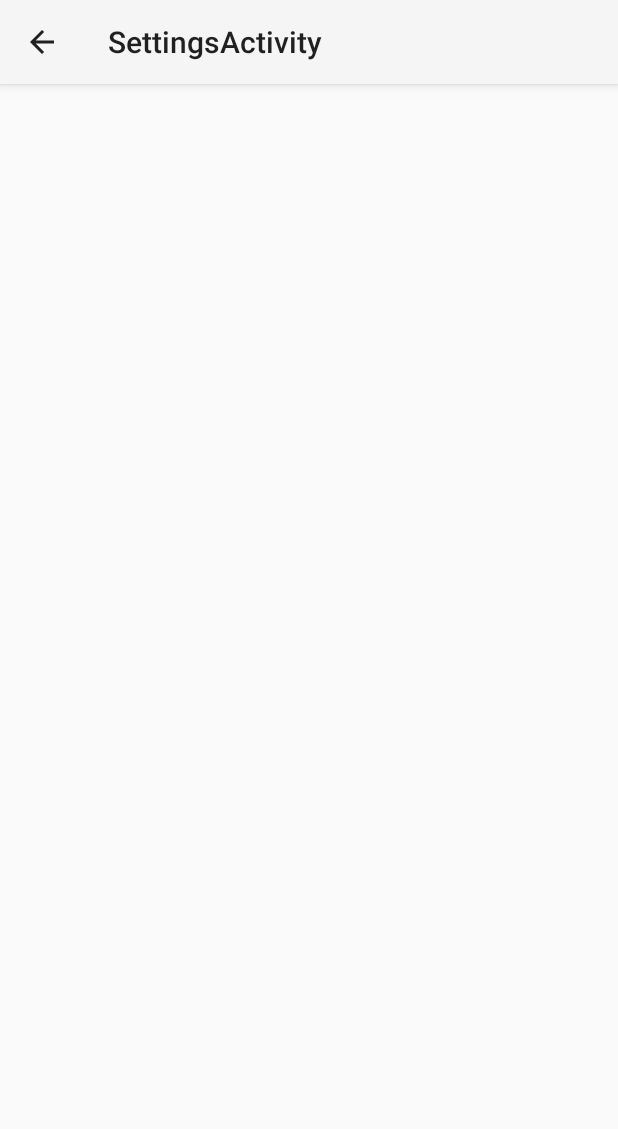
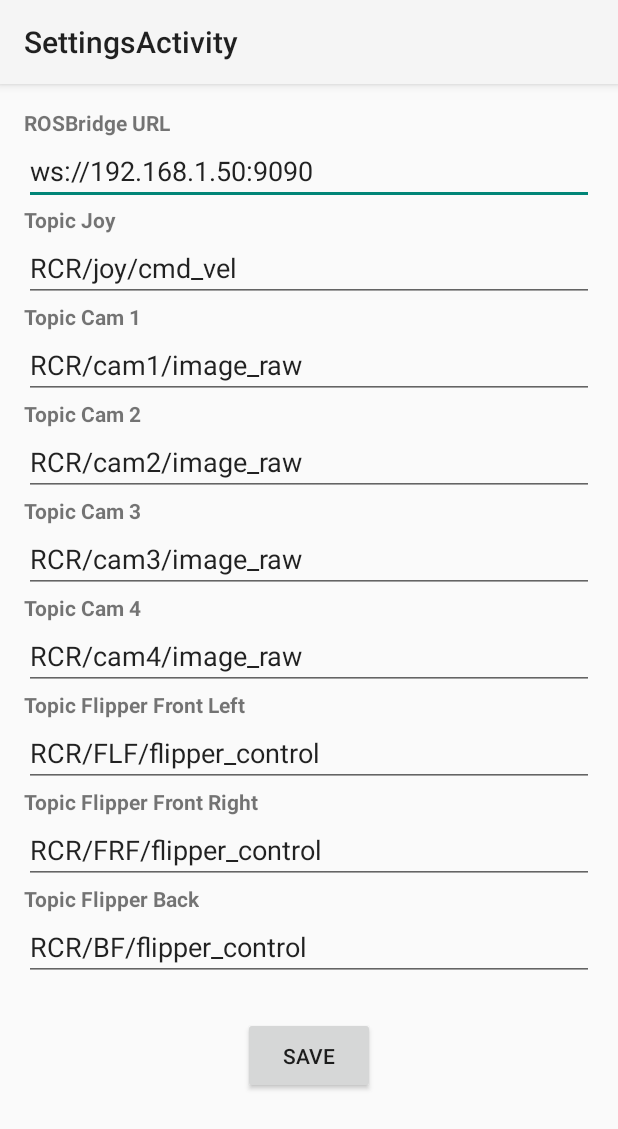
Before and after one commit to ConstanceALOYAU/RoboCup_app, an Android app built with Jetpack Compose: the SettingsActivity screen opened directly, with no data from a screen before it, on a phone screen of 412 x 824 dp. Shown: the top 1129 px of the screen. Run offline under Robolectric (Android 15) with nearby library versions, the phone set to English and light mode, and no system bars.

Commit message:
Update Parameter activity

```diff
--- /dev/null
+++ b/app/src/main/java/com/example/robocup/AppConfig.kt
@@ -0,0 +1,93 @@
+package com.example.robocup
+
+import android.content.Context
+import android.content.SharedPreferences
+
+class AppConfig(context: Context) {
+
+    private val preferences: SharedPreferences = context.getSharedPreferences(PREFS_NAME, Context.MODE_PRIVATE)
+
+    companion object {
+        private const val PREFS_NAME = "app_config_prefs"
+
+        // Default values for ROSBridge and topics
+        private const val DEFAULT_ROSBRIDGE_URL = "ws://192.168.1.50:9090"
+        private const val DEFAULT_TOPIC_JOY = "RCR/joy/cmd_vel"
+        private const val DEFAULT_TOPIC_CAM1 = "RCR/cam1/image_raw"
+        private const val DEFAULT_TOPIC_CAM2 = "RCR/cam2/image_raw"
+        private const val DEFAULT_TOPIC_CAM3 = "RCR/cam3/image_raw"
+        private const val DEFAULT_TOPIC_CAM4 = "RCR/cam4/image_raw"
+        private const val DEFAULT_TOPIC_FLIPPER_FRONT_LEFT = "RCR/FLF/flipper_control"
+        private const val DEFAULT_TOPIC_FLIPPER_FRONT_RIGHT = "RCR/FRF/flipper_control"
+        private const val DEFAULT_TOPIC_FLIPPER_BACK = "RCR/BF/flipper_control"
+
+        // Keys for SharedPreferences
+        private const val KEY_ROSBRIDGE_URL = "rosbridge_url"
+        private const val KEY_TOPIC_JOY = "topic_joy"
+        private const val KEY_TOPIC_CAM1 = "topic_cam1"
+        private const val KEY_TOPIC_CAM2 = "topic_cam2"
+        private const val KEY_TOPIC_CAM3 = "topic_cam3"
+        private const val KEY_TOPIC_CAM4 = "topic_cam4"
+        private const val KEY_TOPIC_FLIPPER_FRONT_LEFT = "topic_flipper_front_left"
+        private const val KEY_TOPIC_FLIPPER_FRONT_RIGHT = "topic_flipper_front_right"
+        private const val KEY_TOPIC_FLIPPER_BACK = "topic_flipper_back"
+    }
+
+    var rosbridgeUrl: String
+        get() = preferences.getString(KEY_ROSBRIDGE_URL, DEFAULT_ROSBRIDGE_URL) ?: DEFAULT_ROSBRIDGE_URL
+        set(value) {
+            preferences.edit().putString(KEY_ROSBRIDGE_URL, value).apply()
+        }
+
+    var topicJoy: String
+        get() = preferences.getString(KEY_TOPIC_JOY, DEFAULT_TOPIC_JOY) ?: DEFAULT_TOPIC_JOY
+        set(value) {
+            preferences.edit().putString(KEY_TOPIC_JOY, value).apply()
+        }
+
+    var topicCam1: String
+        get() = preferences.getString(KEY_TOPIC_CAM1, DEFAULT_TOPIC_CAM1) ?: DEFAULT_TOPIC_CAM1
+        set(value) {
+            preferences.edit().putString(KEY_TOPIC_CAM1, value).apply()
+        }
+
+    var topicCam2: String
+        get() = preferences.getString(KEY_TOPIC_CAM2, DEFAULT_TOPIC_CAM2) ?: DEFAULT_TOPIC_CAM2
+        set(value) {
+            preferences.edit().putString(KEY_TOPIC_CAM2, value).apply()
+        }
+
+    var topicCam3: String
+        get() = preferences.getString(KEY_TOPIC_CAM3, DEFAULT_TOPIC_CAM3) ?: DEFAULT_TOPIC_CAM3
+        set(value) {
+            preferences.edit().putString(KEY_TOPIC_CAM3, value).apply()
+        }
+
+    var topicCam4: String
+        get() = preferences.getString(KEY_TOPIC_CAM4, DEFAULT_TOPIC_CAM4) ?: DEFAULT_TOPIC_CAM4
+        set(value) {
+            preferences.edit().putString(KEY_TOPIC_CAM4, value).apply()
+        }
+
+    var topicFlipperFrontLeft: String
+        get() = preferences.getString(KEY_TOPIC_FLIPPER_FRONT_LEFT, DEFAULT_TOPIC_FLIPPER_FRONT_LEFT) ?: DEFAULT_TOPIC_FLIPPER_FRONT_LEFT
+        set(value) {
+            preferences.edit().putString(KEY_TOPIC_FLIPPER_FRONT_LEFT, value).apply()
+        }
+
+    var topicFlipperFrontRight: String
+        get() = preferences.getString(KEY_TOPIC_FLIPPER_FRONT_RIGHT, DEFAULT_TOPIC_FLIPPER_FRONT_RIGHT) ?: DEFAULT_TOPIC_FLIPPER_FRONT_RIGHT
+        set(value) {
+            preferences.edit().putString(KEY_TOPIC_FLIPPER_FRONT_RIGHT, value).apply()
+        }
+
+    var topicFlipperBack: String
+        get() = preferences.getString(KEY_TOPIC_FLIPPER_BACK, DEFAULT_TOPIC_FLIPPER_BACK) ?: DEFAULT_TOPIC_FLIPPER_BACK
+        set(value) {
+            preferences.edit().putString(KEY_TOPIC_FLIPPER_BACK, value).apply()
+        }
+
+    fun clearConfig() {
+        preferences.edit().clear().apply()
+    }
+}
--- a/app/src/main/java/com/example/robocup/MainActivity.kt
+++ b/app/src/main/java/com/example/robocup/MainActivity.kt
@@ -4,6 +4,7 @@ import android.annotation.SuppressLint
 import android.content.Context
 import android.content.Intent
 import android.graphics.BitmapFactory
+import android.hardware.biometrics.BiometricManager.Strings
 import android.os.Bundle
 import android.text.format.Formatter
 import android.util.Base64
@@ -18,15 +19,17 @@ import android.net.wifi.WifiManager
 import android.widget.SeekBar
 import android.view.Menu
 import android.view.MenuItem
+import androidx.collection.longListOf
 
 class MainActivity : AppCompatActivity(), JoystickView.JoystickListener {
 
-    private lateinit var rosbridgeURL: String
+
+    private lateinit var appConfig: AppConfig
     private lateinit var ipTextView: TextView
     private lateinit var rosbridgeClient: RosbridgeClient
     private lateinit var imageViews: List<ImageView>
     private lateinit var joystickView: JoystickView
-    private val cameraTopics = listOf("RCR/cam1/image_raw", "RCR/cam2/image_raw", "RCR/cam3/image_raw", "RCR/cam4/image_raw")
+    private lateinit var cameraTopics: List<String>
 
     override fun onCreate(savedInstanceState: Bundle?) {
         super.onCreate(savedInstanceState)
@@ -36,11 +39,17 @@ class MainActivity : AppCompatActivity(), JoystickView.JoystickListener {
         setSupportActionBar(toolbar)
         // Configuration de la Toolbar
 
-        rosbridgeURL = "ws://192.168.1.50:9090"
+        appConfig = AppConfig(this)
 
         // Associer les vues
         ipTextView = findViewById(R.id.ip)
 
+        cameraTopics = listOf(
+            appConfig.topicCam1,
+            appConfig.topicCam2,
+            appConfig.topicCam3,
+            appConfig.topicCam4
+        )
         imageViews = listOf(
             findViewById(R.id.ViewFL),
             findViewById(R.id.ViewFR),
@@ -56,16 +65,16 @@ class MainActivity : AppCompatActivity(), JoystickView.JoystickListener {
         val sliderArriere = findViewById<SeekBar>(R.id.sliderBack)
 
         // Initialiser le client ROSBridge
-        rosbridgeClient = RosbridgeClient(rosbridgeURL, this)
+        rosbridgeClient = RosbridgeClient(appConfig.rosbridgeUrl, this)
         rosbridgeClient.connect()
-        val textString = "IP Address: 192.168.1.12 || $rosbridgeURL Connected: ${rosbridgeClient.getIsConnected()}"
+        val textString = "IP Address: 192.168.1.12 || ${appConfig.rosbridgeUrl} Connected: ${rosbridgeClient.getIsConnected()}"
         ipTextView.text = textString
 
 
         // Gérer les événements des sliders
         sliderAvantGauche.setOnSeekBarChangeListener(object : SeekBar.OnSeekBarChangeListener {
             override fun onProgressChanged(seekBar: SeekBar, progress: Int, fromUser: Boolean) {
-                sendFlipperCommand("FLF", progress)
+                sendFlipperCommand(appConfig.topicFlipperFrontLeft,"FLF", progress)
             }
 
             override fun onStartTrackingTouch(seekBar: SeekBar) {}
@@ -74,7 +83,7 @@ class MainActivity : AppCompatActivity(), JoystickView.JoystickListener {
 
         sliderAvantDroit.setOnSeekBarChangeListener(object : SeekBar.OnSeekBarChangeListener {
             override fun onProgressChanged(seekBar: SeekBar, progress: Int, fromUser: Boolean) {
-                sendFlipperCommand("FRF", progress)
+                sendFlipperCommand(appConfig.topicFlipperFrontRight,"FRF", progress)
             }
 
             override fun onStartTrackingTouch(seekBar: SeekBar) {}
@@ -83,7 +92,7 @@ class MainActivity : AppCompatActivity(), JoystickView.JoystickListener {
 
         sliderArriere.setOnSeekBarChangeListener(object : SeekBar.OnSeekBarChangeListener {
             override fun onProgressChanged(seekBar: SeekBar, progress: Int, fromUser: Boolean) {
-                sendFlipperCommand("BF", progress)
+                sendFlipperCommand(appConfig.topicFlipperBack,"BF", progress)
             }
 
             override fun onStartTrackingTouch(seekBar: SeekBar) {}
@@ -107,15 +116,15 @@ class MainActivity : AppCompatActivity(), JoystickView.JoystickListener {
             }
             R.id.action_settings -> {
                 // Lancer l'activité des paramètres
-                //val intent = Intent(this, SettingsActivity::class.java)
-                //startActivity(intent)
+                val intent = Intent(this, SettingsActivity::class.java)
+                startActivity(intent)
                 true
             }
             else -> super.onOptionsItemSelected(item)
         }
     }
     public fun updateRosBridgeConnexionStatus(status: Boolean){
-        val textString = "IP Address: 192.168.1.12 || $rosbridgeURL Connected: ${rosbridgeClient.getIsConnected()}"
+        val textString = "IP Address: 192.168.1.12 || ${appConfig.rosbridgeUrl} Connected: ${rosbridgeClient.getIsConnected()}"
         ipTextView.text = textString
     }
 
@@ -170,19 +179,15 @@ class MainActivity : AppCompatActivity(), JoystickView.JoystickListener {
             }
         }
     }
-    private fun sendFlipperCommand(flipper: String, angle: Int) {
+    private fun sendFlipperCommand(topic : String, flipper: String, angle: Int) {
         // Créer le message JSON à envoyer via ROSBridge
         val message = JSONObject().apply {
-            put("op", "publish")
-            put("topic", "/flipper_control")
-            put("msg", JSONObject().apply {
                 put("flipper", flipper)
                 put("angle", angle)
-            })
         }
         println("Debug Flipper message"+ message.toString())
         // Envoyer le message au topic ROSBridge
-        rosbridgeClient.sendMessage(message.toString())
+        rosbridgeClient.publish(topic, message.toString())
     }
 
     override fun onDestroy() {
--- a/app/src/main/java/com/example/robocup/SettingsActivity.kt
+++ b/app/src/main/java/com/example/robocup/SettingsActivity.kt
@@ -1,30 +1,57 @@
 package com.example.robocup
 
 import android.os.Bundle
+import android.widget.Button
+import android.widget.EditText
 import androidx.appcompat.app.AppCompatActivity
-import androidx.preference.PreferenceFragmentCompat
+import android.widget.Toast
 
 class SettingsActivity : AppCompatActivity() {
 
+    private lateinit var appConfig: AppConfig
+
     override fun onCreate(savedInstanceState: Bundle?) {
         super.onCreate(savedInstanceState)
-        setContentView(R.layout.settings_activity)
-        if (savedInstanceState == null) {
-            supportFragmentManager
-                .beginTransaction()
-                .replace(R.id.settings, SettingsFragment())
-                .commit()
-        }
-        supportActionBar?.setDisplayHomeAsUpEnabled(true)
-    }
+        setContentView(R.layout.activity_settings)
 
-    class SettingsFragment : PreferenceFragmentCompat() {
-        override fun onCreatePreferences(savedInstanceState: Bundle?, rootKey: String?) {
-            setPreferencesFromResource(R.xml.root_preferences, rootKey)
-        }
+        appConfig = AppConfig(this)
 
-        override fun setPreferencesFromResource(rootPreferences: Int, rootKey: String?) {
-            TODO("Not yet implemented")
+        // Associer les vues
+        val editRosbridgeUrl: EditText = findViewById(R.id.edit_rosbridge_url)
+        val editTopicJoy: EditText = findViewById(R.id.edit_topic_joy)
+        val editTopicCam1: EditText = findViewById(R.id.edit_topic_cam1)
+        val editTopicCam2: EditText = findViewById(R.id.edit_topic_cam2)
+        val editTopicCam3: EditText = findViewById(R.id.edit_topic_cam3)
+        val editTopicCam4: EditText = findViewById(R.id.edit_topic_cam4)
+        val editTopicFlipperFrontLeft: EditText = findViewById(R.id.edit_topic_flipper_front_left)
+        val editTopicFlipperFrontRight: EditText = findViewById(R.id.edit_topic_flipper_front_right)
+        val editTopicFlipperBack: EditText = findViewById(R.id.edit_topic_flipper_back)
+        val btnSave: Button = findViewById(R.id.btn_save)
+
+        // Charger les valeurs existantes dans les champs
+        editRosbridgeUrl.setText(appConfig.rosbridgeUrl)
+        editTopicJoy.setText(appConfig.topicJoy)
+        editTopicCam1.setText(appConfig.topicCam1)
+        editTopicCam2.setText(appConfig.topicCam2)
+        editTopicCam3.setText(appConfig.topicCam3)
+        editTopicCam4.setText(appConfig.topicCam4)
+        editTopicFlipperFrontLeft.setText(appConfig.topicFlipperFrontLeft)
+        editTopicFlipperFrontRight.setText(appConfig.topicFlipperFrontRight)
+        editTopicFlipperBack.setText(appConfig.topicFlipperBack)
+
+        // Sauvegarder les changements
+        btnSave.setOnClickListener {
+            appConfig.rosbridgeUrl = editRosbridgeUrl.text.toString()
+            appConfig.topicJoy = editTopicJoy.text.toString()
+            appConfig.topicCam1 = editTopicCam1.text.toString()
+            appConfig.topicCam2 = editTopicCam2.text.toString()
+            appConfig.topicCam3 = editTopicCam3.text.toString()
+            appConfig.topicCam4 = editTopicCam4.text.toString()
+            appConfig.topicFlipperFrontLeft = editTopicFlipperFrontLeft.text.toString()
+            appConfig.topicFlipperFrontRight = editTopicFlipperFrontRight.text.toString()
+            appConfig.topicFlipperBack = editTopicFlipperBack.text.toString()
+
+            Toast.makeText(this, "Settings saved successfully", Toast.LENGTH_SHORT).show()
         }
     }
 }
--- /dev/null
+++ b/app/src/main/res/layout/activity_settings.xml
@@ -0,0 +1,148 @@
+<ScrollView xmlns:android="http://schemas.android.com/apk/res/android"
+    android:layout_width="match_parent"
+    android:layout_height="match_parent"
+    android:padding="16dp">
+
+    <LinearLayout
+        android:layout_width="match_parent"
+        android:layout_height="wrap_content"
+        android:orientation="vertical">
+
+        <!-- ROSBridge URL -->
+        <TextView
+            android:layout_width="wrap_content"
+            android:layout_height="wrap_content"
+            android:text="ROSBridge URL"
+            android:textStyle="bold" />
+
+        <EditText
+            android:id="@+id/edit_rosbridge_url"
+            android:layout_width="match_parent"
+            android:layout_height="wrap_content"
+            android:inputType="textUri"
+            android:hint="Enter ROSBridge URL" />
+
+        <!-- Topic Joy -->
+        <TextView
+            android:layout_width="wrap_content"
+            android:layout_height="wrap_content"
+            android:text="Topic Joy"
+            android:textStyle="bold" />
+
+        <EditText
+            android:id="@+id/edit_topic_joy"
+            android:layout_width="match_parent"
+            android:layout_height="wrap_content"
+            android:inputType="text"
+            android:hint="Enter Topic Joy" />
+
+        <!-- Topic Cam 1 -->
+        <TextView
+            android:layout_width="wrap_content"
+            android:layout_height="wrap_content"
+            android:text="Topic Cam 1"
+            android:textStyle="bold" />
+
+        <EditText
+            android:id="@+id/edit_topic_cam1"
+            android:layout_width="match_parent"
+            android:layout_height="wrap_content"
+            android:inputType="text"
+            android:hint="Enter Topic Cam 1" />
+
+        <!-- Topic Cam 2 -->
+        <TextView
+            android:layout_width="wrap_content"
+            android:layout_height="wrap_content"
+            android:text="Topic Cam 2"
+            android:textStyle="bold" />
+
+        <EditText
+            android:id="@+id/edit_topic_cam2"
+            android:layout_width="match_parent"
+            android:layout_height="wrap_content"
+            android:inputType="text"
+            android:hint="Enter Topic Cam 2" />
+
+        <!-- Topic Cam 3 -->
+        <TextView
+            android:layout_width="wrap_content"
+            android:layout_height="wrap_content"
+            android:text="Topic Cam 3"
+            android:textStyle="bold" />
+
+        <EditText
+            android:id="@+id/edit_topic_cam3"
+            android:layout_width="match_parent"
+            android:layout_height="wrap_content"
+            android:inputType="text"
+            android:hint="Enter Topic Cam 3" />
+
+        <!-- Topic Cam 4 -->
+        <TextView
+            android:layout_width="wrap_content"
+            android:layout_height="wrap_content"
+            android:text="Topic Cam 4"
+            android:textStyle="bold" />
+
+        <EditText
+            android:id="@+id/edit_topic_cam4"
+            android:layout_width="match_parent"
+            android:layout_height="wrap_content"
+            android:inputType="text"
+            android:hint="Enter Topic Cam 4" />
+
+        <!-- Topic Flipper Front Left -->
+        <TextView
+            android:layout_width="wrap_content"
+            android:layout_height="wrap_content"
+            android:text="Topic Flipper Front Left"
+            android:textStyle="bold" />
+
+        <EditText
+            android:id="@+id/edit_topic_flipper_front_left"
+            android:layout_width="match_parent"
+            android:layout_height="wrap_content"
+            android:inputType="text"
+            android:hint="Enter Topic Flipper Front Left" />
+
+        <!-- Topic Flipper Front Right -->
+        <TextView
+            android:layout_width="wrap_content"
+            android:layout_height="wrap_content"
+            android:text="Topic Flipper Front Right"
+            android:textStyle="bold" />
+
+        <EditText
+            android:id="@+id/edit_topic_flipper_front_right"
+            android:layout_width="match_parent"
+            android:layout_height="wrap_content"
+            android:inputType="text"
+            android:hint="Enter Topic Flipper Front Right" />
+
+        <!-- Topic Flipper Back -->
+        <TextView
+            android:layout_width="wrap_content"
+            android:layout_height="wrap_content"
+            android:text="Topic Flipper Back"
+            android:textStyle="bold" />
+
+        <EditText
+            android:id="@+id/edit_topic_flipper_back"
+            android:layout_width="match_parent"
+            android:layout_height="wrap_content"
+            android:inputType="text"
+            android:hint="Enter Topic Flipper Back" />
+
+        <!-- Save Button -->
+        <Button
+            android:id="@+id/btn_save"
+            android:layout_width="wrap_content"
+            android:layout_height="wrap_content"
+            android:text="Save"
+            android:layout_gravity="center"
+            android:padding="16dp"
+            android:layout_marginTop="24dp" />
+
+    </LinearLayout>
+</ScrollView>
--- a/app/src/main/res/layout/settings_activity.xml
+++ /dev/null
@@ -1,9 +0,0 @@
-<LinearLayout xmlns:android="http://schemas.android.com/apk/res/android"
-    android:layout_width="match_parent"
-    android:layout_height="match_parent">
-
-    <FrameLayout
-        android:id="@+id/settings"
-        android:layout_width="match_parent"
-        android:layout_height="match_parent" />
-</LinearLayout>
```
